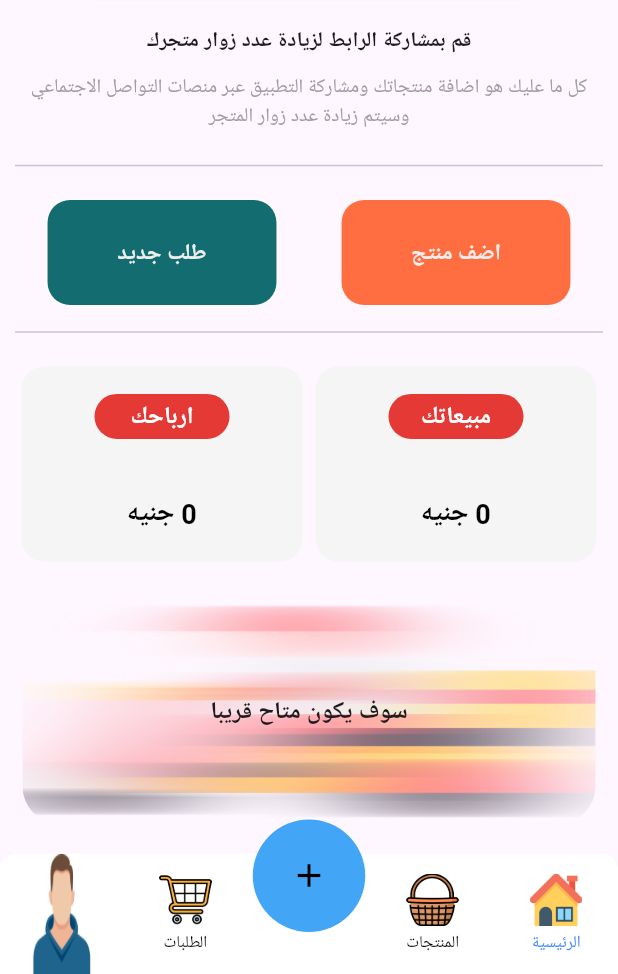
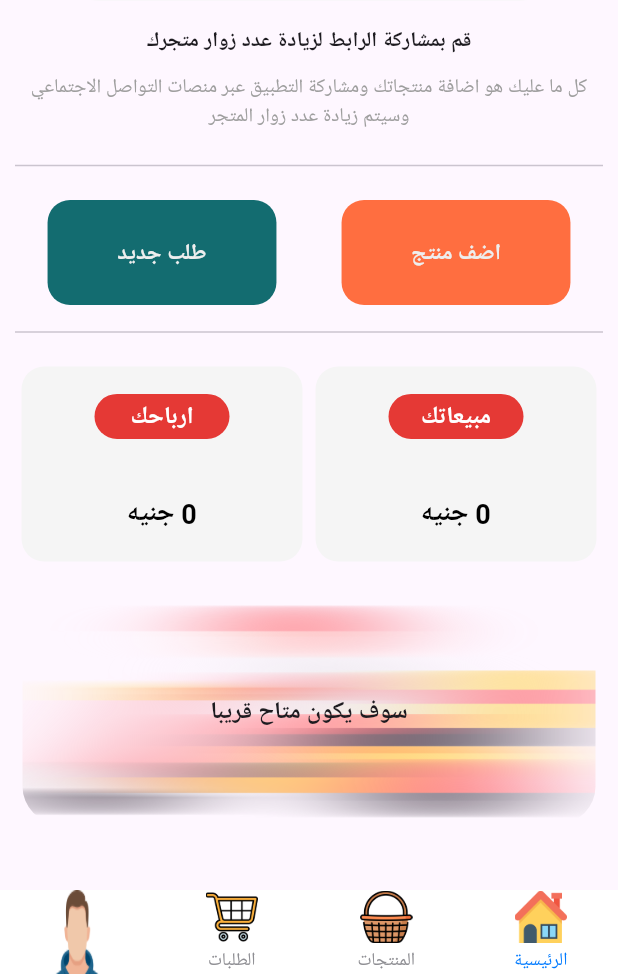
Before and after one commit to AbdullahElmeslimany/tager, a Flutter app: the screen it shows after launch, on a phone screen of 412 x 824 dp, the part 262-1236 px from its top. Run offline on Flutter 3.47's test engine with Material 3 defaults, Android fonts, the phone set to English and light mode, and no system bars; drawn by our look-alikes of persistent_bottom_nav_bar, persistent_bottom_nav_bar_v2; our stand-ins replace bloc, carousel_slider, flutter_bloc, gap, get, google_fonts and 6 more; Roboto replaces fonts that are missing (Alexandria).

Commit message:
fixed buttom bar

```diff
--- a/lib/main.dart
+++ b/lib/main.dart
@@ -3,7 +3,7 @@ import 'package:flutter_bloc/flutter_bloc.dart';
 import 'package:get/get.dart';
 import 'package:google_fonts/google_fonts.dart';
 import 'package:tager/view/add_item/cubit/update_list_cubit.dart';
-import 'view/app_bar_buttom/bar_buttom_app.dart';
+import 'view/app_bar_buttom/buttom_bar.dart';
 
 void main() {
   runApp(const MyApp());
@@ -21,7 +21,7 @@ class MyApp extends StatelessWidget {
         ],
         child: GetMaterialApp(
           debugShowCheckedModeBanner: false,
-          title: 'Tager',
+          title: 'Tager Seller',
           theme: ThemeData(
               colorScheme: ColorScheme.fromSeed(seedColor: Colors.deepPurple),
               useMaterial3: true,
@@ -37,7 +37,7 @@ class MyApp extends StatelessWidget {
           //   return
           // },
           home: const Directionality(
-              textDirection: TextDirection.rtl, child: ButtonNavigationBar()
+              textDirection: TextDirection.rtl, child: BottomBarCustom()
               // child: ClientDitials(
               //   name: "ahmed",
               //   phone: "01099844444",
--- a/lib/view/add_item/cubit/update_list_cubit.dart
+++ b/lib/view/add_item/cubit/update_list_cubit.dart
@@ -1,3 +1,4 @@
+import 'dart:developer';
 import 'dart:io';
 
 import 'package:bloc/bloc.dart';
@@ -24,7 +25,8 @@ class SelectImageCubit extends Cubit<UpdateListState> {
   }
 
   removeImage({required image}) async {
-    imagelist.remove(image);
+    log(image.toString());
+    // imagelist.remove(1);
     emit(RemoveitemState(image: imagelist));
   }
 }
--- a/lib/view/app_bar_buttom/bar_buttom_app.dart
+++ b/lib/view/app_bar_buttom/bar_buttom_app.dart
@@ -1,122 +1,122 @@
-import 'package:flutter/material.dart';
-import 'package:persistent_bottom_nav_bar/persistent_tab_view.dart';
-import 'package:tager/view/home/home.dart';
-import 'package:tager/view/new_order/new_order.dart';
-import 'package:tager/view/order/order.dart';
-import '../clients/client.dart';
-import '../items_product/item_product.dart';
+// import 'package:flutter/material.dart';
+// import 'package:persistent_bottom_nav_bar/persistent_tab_view.dart';
+// import 'package:tager/view/home/home.dart';
+// import 'package:tager/view/new_order/new_order.dart';
+// import 'package:tager/view/order/order.dart';
+// import '../clients/client.dart';
+// import '../items_product/item_product.dart';
 
-class ButtonNavigationBar extends StatelessWidget {
-  const ButtonNavigationBar({super.key});
+// class ButtonNavigationBar extends StatelessWidget {
+//   const ButtonNavigationBar({super.key});
 
-  @override
-  Widget build(BuildContext context) {
-    PersistentTabController controller;
+//   @override
+//   Widget build(BuildContext context) {
+//     PersistentTabController controller;
 
-    controller = PersistentTabController(initialIndex: 0);
-    List<Widget> Screens() {
-      return [
-        const HomePage(),
-        const ItemsProductPage(),
-        const NewOrder(),
-        const Order(),
-        const ClientPage()
-      ];
-    }
+//     controller = PersistentTabController(initialIndex: 0);
+//     List<Widget> Screens() {
+//       return [
+//         const HomePage(),
+//         const ItemsProductPage(),
+//         // const NewOrder(),
+//         const Order(),
+//         const ClientPage()
+//       ];
+//     }
 
-    List<PersistentBottomNavBarItem> navBarsItems() {
-      return [
-        PersistentBottomNavBarItem(
-          activeColorSecondary: Colors.blueAccent,
-          textStyle: const TextStyle(fontSize: 11),
-          icon: Image.asset(
-            "assets/icons/home.png",
-            height: 35,
-            width: 35,
-            fit: BoxFit.fill,
-          ),
-          title: ("الرئيسية"),
-          inactiveColorPrimary: Colors.black,
-        ),
-        PersistentBottomNavBarItem(
-          activeColorSecondary: Colors.blueAccent,
-          textStyle: const TextStyle(fontSize: 11),
-          icon: Image.asset(
-            "assets/icons/basket.png",
-            height: 35,
-            width: 35,
-            fit: BoxFit.fill,
-          ),
-          title: ("المنتجات"),
-          inactiveColorPrimary: Colors.black,
-        ),
-        PersistentBottomNavBarItem(
-          activeColorSecondary: Colors.white,
-          icon: const Icon(
-            Icons.add,
-            color: Colors.black,
-          ),
-          title: (" "),
-          activeColorPrimary: Colors.blue.shade400,
-          inactiveColorPrimary: Colors.black,
-        ),
-        PersistentBottomNavBarItem(
-          activeColorSecondary: Colors.blueAccent,
-          textStyle: const TextStyle(fontSize: 11),
-          icon: Image.asset(
-            "assets/icons/cart.png",
-            height: 35,
-            width: 35,
-            fit: BoxFit.fill,
-          ),
-          title: ("الطلبات"),
-          inactiveColorPrimary: Colors.black,
-        ),
-        PersistentBottomNavBarItem(
-          activeColorSecondary: Colors.blueAccent,
-          textStyle: const TextStyle(fontSize: 11),
-          icon: Image.asset(
-            "assets/icons/person.png",
-            height: 80,
-            width: 40,
-            fit: BoxFit.fill,
-          ),
-          title: ("العملاء"),
-          inactiveColorPrimary: Colors.black,
-        ),
-      ];
-    }
+//     List<PersistentBottomNavBarItem> navBarsItems() {
+//       return [
+//         PersistentBottomNavBarItem(
+//           activeColorSecondary: Colors.blueAccent,
+//           textStyle: const TextStyle(fontSize: 11),
+//           icon: Image.asset(
+//             "assets/icons/home.png",
+//             height: 35,
+//             width: 35,
+//             fit: BoxFit.fill,
+//           ),
+//           title: ("الرئيسية"),
+//           inactiveColorPrimary: Colors.black,
+//         ),
+//         PersistentBottomNavBarItem(
+//           activeColorSecondary: Colors.blueAccent,
+//           textStyle: const TextStyle(fontSize: 11),
+//           icon: Image.asset(
+//             "assets/icons/basket.png",
+//             height: 35,
+//             width: 35,
+//             fit: BoxFit.fill,
+//           ),
+//           title: ("المنتجات"),
+//           inactiveColorPrimary: Colors.black,
+//         ),
+//         // PersistentBottomNavBarItem(
+//         //   activeColorSecondary: Colors.white,
+//         //   icon: const Icon(
+//         //     Icons.add,
+//         //     color: Colors.black,
+//         //   ),
+//         //   title: (" "),
+//         //   activeColorPrimary: Colors.blue.shade400,
+//         //   inactiveColorPrimary: Colors.black,
+//         // ),
+//         PersistentBottomNavBarItem(
+//           activeColorSecondary: Colors.blueAccent,
+//           textStyle: const TextStyle(fontSize: 11),
+//           icon: Image.asset(
+//             "assets/icons/cart.png",
+//             height: 35,
+//             width: 35,
+//             fit: BoxFit.fill,
+//           ),
+//           title: ("الطلبات"),
+//           inactiveColorPrimary: Colors.black,
+//         ),
+//         PersistentBottomNavBarItem(
+//           activeColorSecondary: Colors.blueAccent,
+//           textStyle: const TextStyle(fontSize: 11),
+//           icon: Image.asset(
+//             "assets/icons/person.png",
+//             height: 80,
+//             width: 40,
+//             fit: BoxFit.fill,
+//           ),
+//           title: ("العملاء"),
+//           inactiveColorPrimary: Colors.black,
+//         ),
+//       ];
+//     }
 
-    return PersistentTabView(
-      popAllScreensOnTapAnyTabs: true,
-      onItemSelected: (value) {},
-      navBarHeight: 80,
-      context,
-      controller: controller,
-      screens: Screens(),
-      items: navBarsItems(),
-      confineInSafeArea: true,
-      backgroundColor: Colors.white,
-      handleAndroidBackButtonPress: true,
-      resizeToAvoidBottomInset: true,
-      stateManagement: true,
-      hideNavigationBarWhenKeyboardShows: true,
-      decoration: NavBarDecoration(
-        borderRadius: BorderRadius.circular(10.0),
-        colorBehindNavBar: Colors.white,
-      ),
-      popAllScreensOnTapOfSelectedTab: true,
-      popActionScreens: PopActionScreensType.all,
-      itemAnimationProperties: const ItemAnimationProperties(
-        duration: Duration(milliseconds: 200),
-        curve: Curves.ease,
-      ),
-      screenTransitionAnimation: const ScreenTransitionAnimation(
-        animateTabTransition: true,
-        curve: Curves.slowMiddle,
-        duration: Duration(milliseconds: 200),
-      ),
-      navBarStyle: NavBarStyle.style15,
-    );
-  }
-}
+//     return PersistentTabView(
+//       popAllScreensOnTapAnyTabs: true,
+//       onItemSelected: (value) {},
+//       navBarHeight: 80,
+//       context,
+//       controller: controller,
+//       screens: Screens(),
+//       items: navBarsItems(),
+//       confineInSafeArea: true,
+//       backgroundColor: Colors.white,
+//       handleAndroidBackButtonPress: true,
+//       resizeToAvoidBottomInset: true,
+//       stateManagement: true,
+//       hideNavigationBarWhenKeyboardShows: true,
+//       decoration: NavBarDecoration(
+//         borderRadius: BorderRadius.circular(10.0),
+//         colorBehindNavBar: Colors.white,
+//       ),
+//       popAllScreensOnTapOfSelectedTab: true,
+//       popActionScreens: PopActionScreensType.all,
+//       itemAnimationProperties: const ItemAnimationProperties(
+//         duration: Duration(milliseconds: 200),
+//         curve: Curves.ease,
+//       ),
+//       screenTransitionAnimation: const ScreenTransitionAnimation(
+//         animateTabTransition: true,
+//         curve: Curves.ease,
+//         duration: Duration(milliseconds: 200),
+//       ),
+//       navBarStyle: NavBarStyle.style8,
+//     );
+//   }
+// }
--- /dev/null
+++ b/lib/view/app_bar_buttom/buttom_bar.dart
@@ -0,0 +1,86 @@
+import 'package:flutter/material.dart';
+import 'package:persistent_bottom_nav_bar_v2/persistent_bottom_nav_bar_v2.dart';
+import 'package:tager/view/home/home.dart';
+import '../clients/client.dart';
+import '../items_product/item_product.dart';
+import '../order/order.dart';
+
+class BottomBarCustom extends StatefulWidget {
+  const BottomBarCustom({super.key});
+
+  @override
+  State<BottomBarCustom> createState() => _BottomBarCustomState();
+}
+
+class _BottomBarCustomState extends State<BottomBarCustom> {
+  final List<PersistentTabConfig> _navBarsItems = [
+    PersistentTabConfig(
+      screen: const HomePage(),
+      item: ItemConfig(
+        icon: Image.asset(
+          "assets/icons/home.png",
+          height: 35,
+          width: 35,
+          fit: BoxFit.fill,
+        ),
+        title: ("الرئيسية"),
+      ),
+    ),
+    PersistentTabConfig(
+      screen: const ItemsProductPage(),
+      item: ItemConfig(
+        icon: Image.asset(
+          "assets/icons/basket.png",
+          height: 35,
+          width: 35,
+          fit: BoxFit.fill,
+        ),
+        title: ("المنتجات"),
+      ),
+    ),
+    PersistentTabConfig(
+      screen: const Order(),
+      item: ItemConfig(
+        icon: Image.asset(
+          "assets/icons/cart.png",
+          height: 35,
+          width: 35,
+          fit: BoxFit.fill,
+        ),
+        title: ("الطلبات"),
+      ),
+    ),
+    PersistentTabConfig(
+      screen: const ClientPage(),
+      item: ItemConfig(
+        icon: Image.asset(
+          "assets/icons/person.png",
+          height: 80,
+          width: 40,
+          fit: BoxFit.fill,
+        ),
+        title: ("العملاء"),
+      ),
+    ),
+  ];
+
+  PersistentTabController? _controller;
+
+  @override
+  void initState() {
+    super.initState();
+    _controller = PersistentTabController(initialIndex: 0);
+  }
+
+  @override
+  Widget build(BuildContext context) {
+    return PersistentTabView(
+      controller: _controller,
+      backgroundColor: Colors.white,
+      tabs: _navBarsItems,
+      navBarBuilder: (navBarConfig) => Style7BottomNavBar(
+        navBarConfig: navBarConfig,
+      ),
+    );
+  }
+}
--- a/lib/view/client_detials/client_detials.dart
+++ b/lib/view/client_detials/client_detials.dart
@@ -2,7 +2,8 @@ import 'package:flutter/material.dart';
 import 'package:gap/gap.dart';
 import 'package:get/get.dart';
 import 'package:tager/model/textfromfieldcustom/textfromfieldcustom.dart';
-import 'package:tager/view/app_bar_buttom/bar_buttom_app.dart';
+
+import '../app_bar_buttom/buttom_bar.dart';
 
 class ClientDitials extends StatelessWidget {
   final String name;
@@ -77,7 +78,7 @@ class ClientDitials extends StatelessWidget {
                             titleText: const Directionality(
                                 textDirection: TextDirection.rtl,
                                 child: Text("تم التعديل بنجاح")));
-                        Get.offAll(const ButtonNavigationBar());
+                        Get.offAll(const BottomBarCustom());
                       },
                       child: const Text(
                         "حفظ",
--- a/lib/view/order_detials/order_detials.dart
+++ b/lib/view/order_detials/order_detials.dart
@@ -2,6 +2,7 @@ import 'package:flutter/material.dart';
 import 'package:gap/gap.dart';
 import 'package:lottie/lottie.dart';
 import 'package:tager/model/point_line.dart';
+import '../../model/delivery/delivery.dart';
 import 'helper/app_bar.dart';
 import 'helper/detials_client.dart';
 import 'helper/statenumborder.dart';
@@ -31,6 +32,9 @@ class OrderDetials extends StatelessWidget {
             child: Column(
               crossAxisAlignment: CrossAxisAlignment.start,
               children: [
+                const DeliveryStatus(
+                  status: 2,
+                ),
                 stateNumbOrder(numberOrder, statusOrder, date),
                 detialsClient(nameClient, numItemOrder, gavermentClient,
                     cityClient, countryClient, phoneClient),
--- a/pubspec.yaml
+++ b/pubspec.yaml
@@ -50,8 +50,11 @@ dependencies:
   printing: ^5.12.0
   image_picker: ^1.0.7
   share_plus: ^7.2.2
-  persistent_bottom_nav_bar: ^5.0.2
+  # persistent_bottom_nav_bar: ^5.0.2
   carousel_slider: ^4.2.1
+  timeline_tile: ^2.0.0
+  persistent_bottom_nav_bar_v2: ^5.2.3
+
 
 dev_dependencies:
   flutter_test:
```
Also changed, not shown: lib/model/delivery/delivery.dart (added, +74 -0 lines), lib/model/delivery/timeline.dart (added, +42 -0 lines), lib/view/add_item/helper/addimage_product.dart (+5 -3 lines), lib/view/order/helper/state_order/state_order.dart (+17 -11 lines), lib/view/order_detials/helper/detials_client.dart (+23 -15 lines), pubspec.lock, 4 other files.
